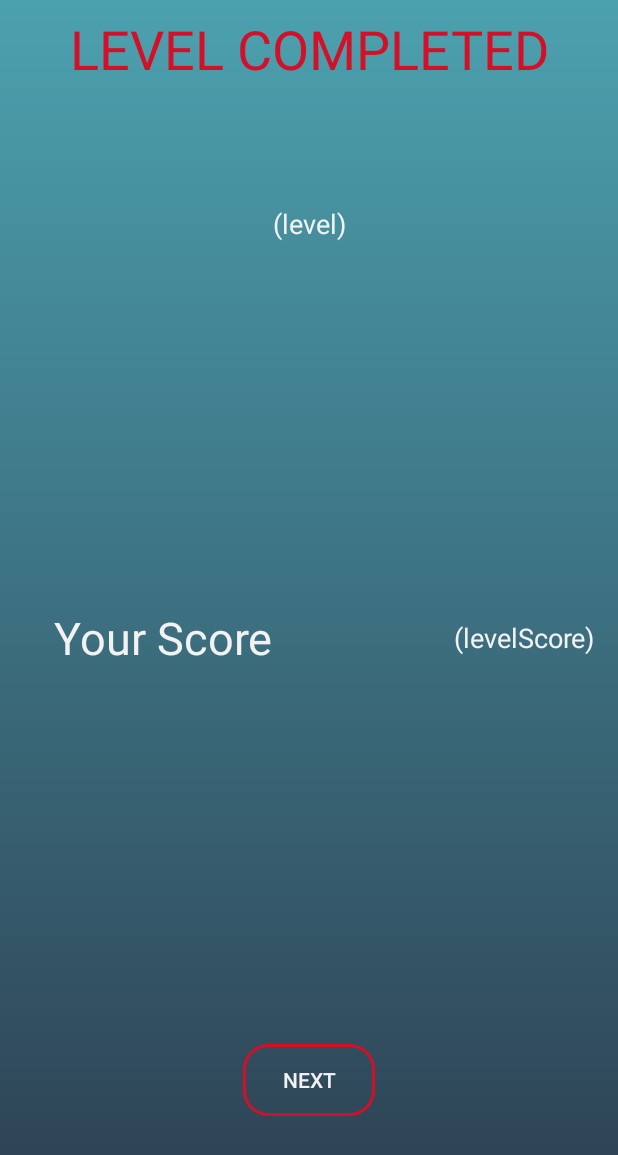
After one commit to lizardkingLK/IMSU, an Android app: the fragment FragmentLevelCompleted shown on its own in the app's theme, on a phone screen of 412 x 824 dp. The commit adds this screen. Shown: the top 1155 px of the screen. Run offline under Robolectric (Android 15) with nearby library versions, the phone set to English and light mode, and no system bars.

Commit message:
Nineteenth Commit IMSU

```diff
--- a/app/build.gradle
+++ b/app/build.gradle
@@ -27,6 +27,7 @@ dependencies {
     implementation fileTree(dir: 'libs', include: ['*.jar'])
     implementation 'androidx.appcompat:appcompat:1.0.2'
     implementation 'androidx.constraintlayout:constraintlayout:1.1.3'
+    implementation 'androidx.legacy:legacy-support-v4:1.0.0'
     testImplementation 'junit:junit:4.12'
     androidTestImplementation 'androidx.test:runner:1.2.0'
     androidTestImplementation 'androidx.test.espresso:espresso-core:3.2.0'
--- a/app/src/main/AndroidManifest.xml
+++ b/app/src/main/AndroidManifest.xml
@@ -33,6 +33,12 @@
         </activity>
         <activity android:name=".GameActivity_A">
         </activity>
+        <activity android:name=".GameActivity_B">
+        </activity>
+        <activity android:name=".GameActivity_C">
+        </activity>
+        <activity android:name=".GameActivity_D">
+        </activity>
     </application>
 
 </manifest>
--- /dev/null
+++ b/app/src/main/java/com/example/imsu/FragmentLevelCompleted.java
@@ -0,0 +1,36 @@
+package com.example.imsu;
+
+
+import android.os.Bundle;
+
+import androidx.fragment.app.Fragment;
+
+import android.view.LayoutInflater;
+import android.view.View;
+import android.view.ViewGroup;
+
+
+/**
+ * A simple {@link Fragment} subclass.
+ */
+public class FragmentLevelCompleted extends Fragment {
+
+    public FragmentLevelCompleted() {
+        // Required empty public constructor
+        //
+    }
+
+    @Override
+    public void onCreate(Bundle savedInstanceState) {
+        super.onCreate(savedInstanceState);
+    }
+
+    @Override
+    public View onCreateView(LayoutInflater layoutInflater, ViewGroup container, Bundle savedInstanceState) {
+        View v = layoutInflater.inflate(R.layout.fragment_fragment_level_completed, container, false);
+
+        // Inflate the layout for this fragment
+        return v;
+    }
+
+}
--- a/app/src/main/java/com/example/imsu/GameActivity_A.java
+++ b/app/src/main/java/com/example/imsu/GameActivity_A.java
@@ -1,6 +1,5 @@
 package com.example.imsu;
 
-import android.content.Intent;
 import android.os.Bundle;
 import android.util.Log;
 import android.view.Gravity;
@@ -169,9 +168,9 @@ public class GameActivity_A extends AppCompatActivity implements GameActivity {
 
                             // saves level and score
 
+
                             // goes to new level
-//                            Intent newLevelIntent = new Intent(GameActivity_A.this, GameActivity_B.class);
-//                            startActivity(newLevelIntent);
+
 
                         }
                     }
--- a/app/src/main/java/com/example/imsu/NewGameActivity.java
+++ b/app/src/main/java/com/example/imsu/NewGameActivity.java
@@ -13,11 +13,11 @@ public class NewGameActivity extends Activity {
 
     @Override
     protected void onCreate(Bundle savedInstanceState) {
+        super.onCreate(savedInstanceState);
+        setContentView(R.layout.activity_newgame);
+
         final Button buttonOK;
         final EditText editTextPlayerName;
-
-        super.onCreate(savedInstanceState);
-        setContentView(R.layout.activity_newgame);
 
         // set ok button
         editTextPlayerName = findViewById(R.id.editText_newGame_playerName);
--- a/app/src/main/java/com/example/imsu/SelectLevelActivity.java
+++ b/app/src/main/java/com/example/imsu/SelectLevelActivity.java
@@ -1,7 +1,6 @@
 package com.example.imsu;
 
 import android.app.Activity;
-import android.content.Intent;
 import android.os.Bundle;
 
 public class SelectLevelActivity extends Activity {
@@ -9,8 +8,5 @@ public class SelectLevelActivity extends Activity {
     protected void onCreate(Bundle savedInstanceState) {
         super.onCreate(savedInstanceState);
         setContentView(R.layout.acivity_selectlevel);
-
-        Intent newLevelIntent = new Intent(SelectLevelActivity.this, GameActivity_B.class);
-        startActivity(newLevelIntent);
     }
 }
--- /dev/null
+++ b/app/src/main/res/layout/activity_game_c.xml
@@ -0,0 +1,6 @@
+<?xml version="1.0" encoding="utf-8"?>
+<androidx.constraintlayout.widget.ConstraintLayout
+    xmlns:android="http://schemas.android.com/apk/res/android" android:layout_width="match_parent"
+    android:layout_height="match_parent">
+
+</androidx.constraintlayout.widget.ConstraintLayout>
--- /dev/null
+++ b/app/src/main/res/layout/activity_game_d.xml
@@ -0,0 +1,6 @@
+<?xml version="1.0" encoding="utf-8"?>
+<androidx.constraintlayout.widget.ConstraintLayout
+    xmlns:android="http://schemas.android.com/apk/res/android" android:layout_width="match_parent"
+    android:layout_height="match_parent">
+
+</androidx.constraintlayout.widget.ConstraintLayout>
--- /dev/null
+++ b/app/src/main/res/layout/fragment_fragment_level_completed.xml
@@ -0,0 +1,85 @@
+<?xml version="1.0" encoding="utf-8"?>
+<androidx.constraintlayout.widget.ConstraintLayout xmlns:android="http://schemas.android.com/apk/res/android"
+    xmlns:app="http://schemas.android.com/apk/res-auto"
+    xmlns:tools="http://schemas.android.com/tools"
+    android:id="@+id/ConstraintLayout"
+    android:layout_width="match_parent"
+    android:layout_height="match_parent"
+    android:background="@drawable/drawable_background_gradient_game"
+    tools:context=".FragmentLevelCompleted">
+
+    <!-- TODO: Update blank fragment layout -->
+    <TextView
+        android:id="@+id/txtView_levelCompleted"
+        android:layout_width="wrap_content"
+        android:layout_height="wrap_content"
+        android:layout_marginStart="16dp"
+        android:layout_marginTop="8dp"
+        android:layout_marginEnd="16dp"
+        android:background="@drawable/drawable_button_transparent"
+        android:gravity="center|top|center_vertical"
+        android:text="@string/level_completed"
+        android:textColor="@color/colorPrimary"
+        android:textSize="36sp"
+        app:layout_constraintEnd_toEndOf="parent"
+        app:layout_constraintHorizontal_bias="0.5"
+        app:layout_constraintStart_toStartOf="parent"
+        app:layout_constraintTop_toTopOf="parent" />
+
+    <TextView
+        android:id="@+id/txtView_yourScore"
+        android:layout_width="wrap_content"
+        android:layout_height="wrap_content"
+        android:layout_marginStart="36dp"
+        android:layout_marginBottom="8dp"
+        android:gravity="center_vertical"
+        android:text="@string/yourScore"
+        android:textAlignment="textStart"
+        android:textColor="@color/colorTextLight"
+        android:textSize="30sp"
+        app:layout_constraintBottom_toTopOf="@+id/btn_nextLevel"
+        app:layout_constraintStart_toStartOf="parent"
+        app:layout_constraintTop_toBottomOf="@+id/txtView_level" />
+
+    <TextView
+        android:id="@+id/txtView_score"
+        android:layout_width="wrap_content"
+        android:layout_height="wrap_content"
+        android:layout_marginEnd="16dp"
+        android:layout_marginBottom="8dp"
+        android:gravity="center_vertical"
+        android:text="@string/levelScore"
+        android:textAlignment="textEnd"
+        android:textColor="@color/colorTextLight"
+        android:textSize="18sp"
+        app:layout_constraintBottom_toTopOf="@+id/btn_nextLevel"
+        app:layout_constraintEnd_toEndOf="parent"
+        app:layout_constraintTop_toBottomOf="@+id/txtView_level" />
+
+    <Button
+        android:id="@+id/btn_nextLevel"
+        android:layout_width="wrap_content"
+        android:layout_height="wrap_content"
+        android:layout_marginBottom="80dp"
+        android:background="@drawable/drawable_button_rounded"
+        android:text="@string/Next"
+        android:textColor="@color/colorTextLight"
+        app:layout_constraintBottom_toBottomOf="parent"
+        app:layout_constraintEnd_toEndOf="parent"
+        app:layout_constraintHorizontal_bias="0.5"
+        app:layout_constraintStart_toStartOf="parent" />
+
+    <TextView
+        android:id="@+id/txtView_level"
+        android:layout_width="wrap_content"
+        android:layout_height="wrap_content"
+        android:layout_marginTop="80dp"
+        android:text="@string/level"
+        android:textColor="@color/colorTextLight"
+        android:textSize="18sp"
+        app:layout_constraintEnd_toEndOf="parent"
+        app:layout_constraintHorizontal_bias="0.5"
+        app:layout_constraintStart_toStartOf="parent"
+        app:layout_constraintTop_toBottomOf="@+id/txtView_levelCompleted" />
+
+</androidx.constraintlayout.widget.ConstraintLayout>
--- a/app/src/main/res/values/strings.xml
+++ b/app/src/main/res/values/strings.xml
@@ -41,4 +41,11 @@
     <string name="btn_Blast">Blast</string>
     <string name="content_description_rating_star">StarRating</string>
 
+    <!-- TODO: Remove or change this placeholder text -->
+    <string name="hello_blank_fragment">Hello blank fragment</string>
+    <string name="yourScore">Your Score</string>
+    <string name="levelScore">(levelScore)</string>
+    <string name="Next">NEXT</string>
+    <string name="level">(level)</string>
+
 </resources>
```
Also changed, not shown: app/src/main/java/com/example/imsu/GameActivity_B.java (+7 -28 lines), app/src/main/java/com/example/imsu/GameActivity_C.java (+10 -1 lines), app/src/main/java/com/example/imsu/GameActivity_D.java (+10 -1 lines), app/src/main/java/com/example/imsu/GameCreateActivity.java (added, +22 -0 lines), app/src/main/java/com/example/imsu/Player.java (+21 -1 lines), app/src/main/res/layout/activity_game_b.xml (+1 -11 lines).
